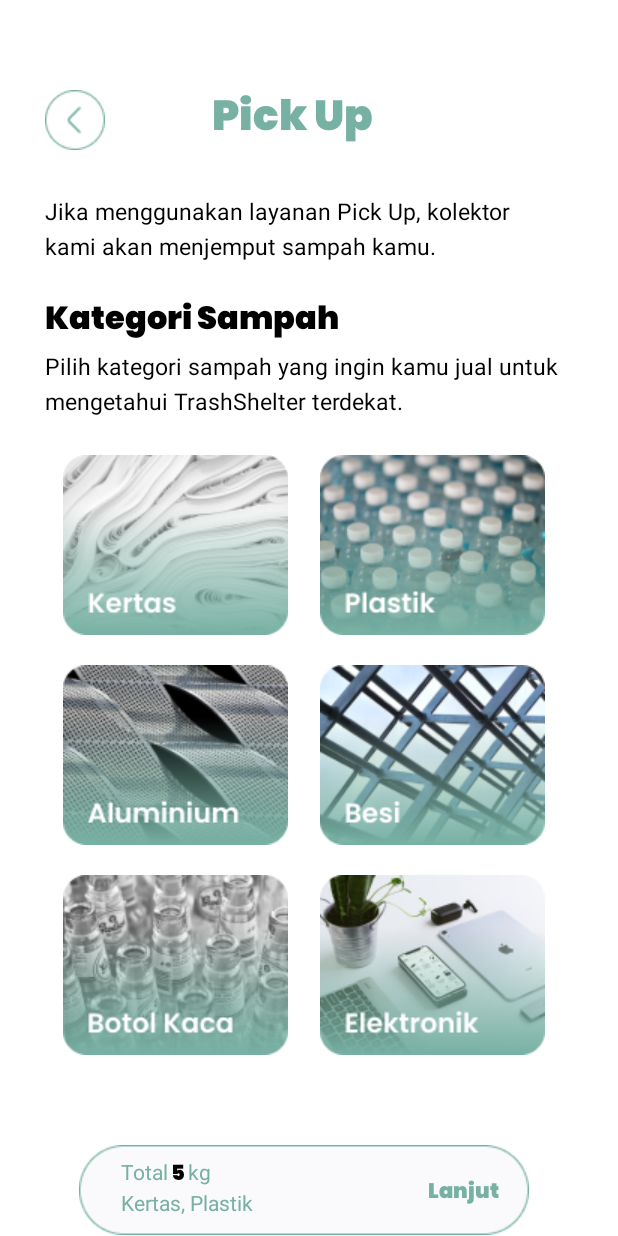
After one commit to NathanDaud123/Apl-Sampah-Internship-RAION, an Android app: the PickUp screen opened directly, with no data from a screen before it, on a phone screen of 412 x 824 dp. The commit adds this screen. Run offline under Robolectric (Android 15) with nearby library versions, the phone set to English and light mode, and no system bars.

Commit message:
tambah pick up

```diff
--- /dev/null
+++ b/app/src/main/java/user/example/sampah/PickUp.kt
@@ -0,0 +1,11 @@
+package user.example.sampah
+
+import androidx.appcompat.app.AppCompatActivity
+import android.os.Bundle
+
+class PickUp : AppCompatActivity() {
+    override fun onCreate(savedInstanceState: Bundle?) {
+        super.onCreate(savedInstanceState)
+        setContentView(R.layout.activity_pick_up)
+    }
+}
--- /dev/null
+++ b/app/src/main/java/user/example/sampah/ui/dashboard/DashboardViewModel.kt
@@ -0,0 +1,13 @@
+package user.example.sampah.ui.dashboard
+
+import androidx.lifecycle.LiveData
+import androidx.lifecycle.MutableLiveData
+import androidx.lifecycle.ViewModel
+
+class DashboardViewModel : ViewModel() {
+
+    private val _text = MutableLiveData<String>().apply {
+        value = "This is dashboard Fragment"
+    }
+    val text: LiveData<String> = _text
+}
--- /dev/null
+++ b/app/src/main/java/user/example/sampah/ui/notifications/NotificationsViewModel.kt
@@ -0,0 +1,13 @@
+package user.example.sampah.ui.notifications
+
+import androidx.lifecycle.LiveData
+import androidx.lifecycle.MutableLiveData
+import androidx.lifecycle.ViewModel
+
+class NotificationsViewModel : ViewModel() {
+
+    private val _text = MutableLiveData<String>().apply {
+        value = "This is notifications Fragment"
+    }
+    val text: LiveData<String> = _text
+}
--- a/app/src/main/res/layout/activity_home_page.xml
+++ b/app/src/main/res/layout/activity_home_page.xml
@@ -719,8 +719,6 @@
         android:layout_width="match_parent"
         android:layout_height="wrap_content"
         android:background="@drawable/navl"
-        app:itemBackground="@color/white"
-        android:layout_gravity="bottom"
         android:foregroundGravity="bottom"
         app:itemIconTint="@color/white"
         app:itemTextColor="@color/white"
--- a/app/src/main/res/layout/activity_komunitas_page.xml
+++ b/app/src/main/res/layout/activity_komunitas_page.xml
@@ -115,7 +115,7 @@
     <ScrollView
         android:id="@+id/scrollView2"
         android:layout_width="match_parent"
-        android:layout_height="wrap_content"
+        android:layout_height="0dp"
         android:layout_marginTop="25sp"
         android:layout_marginBottom="15sp"
         app:layout_constraintBottom_toTopOf="@+id/palingBawah"
@@ -124,7 +124,6 @@
         <androidx.constraintlayout.widget.ConstraintLayout
             android:layout_width="match_parent"
             android:layout_height="wrap_content"
-            android:layout_marginTop="100sp"
             android:visibility="visible"
             tools:context=".KomunitasPage"
             tools:visibility="visible">
@@ -479,7 +478,6 @@
         android:layout_width="match_parent"
         android:layout_height="wrap_content"
         android:background="@drawable/navl"
-        app:itemBackground="@color/white"
         app:itemIconTint="@color/white"
         app:itemTextColor="@color/white"
         app:layout_constraintBottom_toBottomOf="parent"
--- /dev/null
+++ b/app/src/main/res/layout/activity_pick_up.xml
@@ -0,0 +1,222 @@
+<?xml version="1.0" encoding="utf-8"?>
+<androidx.constraintlayout.widget.ConstraintLayout xmlns:android="http://schemas.android.com/apk/res/android"
+    xmlns:app="http://schemas.android.com/apk/res-auto"
+    xmlns:tools="http://schemas.android.com/tools"
+    android:layout_width="match_parent"
+    android:layout_height="match_parent"
+    tools:context=".PickUp">
+
+    <ImageView
+        android:id="@+id/back"
+        android:layout_width="wrap_content"
+        android:layout_height="wrap_content"
+        android:layout_marginStart="30dp"
+        android:layout_marginTop="60dp"
+        android:src="@drawable/back_hijau"
+        app:layout_constraintStart_toStartOf="parent"
+        app:layout_constraintBottom_toTopOf="@id/desk_awal"
+        app:layout_constraintTop_toTopOf="parent">
+    </ImageView>
+
+    <TextView
+        android:id="@+id/pick_up"
+        android:layout_width="wrap_content"
+        android:layout_height="wrap_content"
+        android:fontFamily="@font/poppins"
+        android:layout_marginBottom="25sp"
+        android:text="Pick Up"
+        android:textColor="@color/warna"
+        android:textSize="28sp"
+        app:layout_constraintBottom_toTopOf="@+id/desk_awal"
+        app:layout_constraintEnd_toEndOf="parent"
+        app:layout_constraintHorizontal_bias="0.303"
+        app:layout_constraintStart_toEndOf="@id/back"
+        app:layout_constraintTop_toTopOf="parent"
+        app:layout_constraintVertical_bias="1.0">
+
+    </TextView>
+
+    <TextView
+        android:id="@+id/desk_awal"
+        android:layout_width="345dp"
+        android:layout_height="wrap_content"
+        android:lineSpacingExtra="5sp"
+        android:layout_marginTop="30dp"
+        android:text="Jika menggunakan layanan Pick Up, kolektor kami akan menjemput sampah kamu."
+        app:layout_constraintEnd_toEndOf="parent"
+        android:textSize="15sp"
+        app:layout_constraintHorizontal_bias="0.0"
+        app:layout_constraintStart_toStartOf="@id/back"
+        android:textColor="@color/black"
+        app:layout_constraintTop_toBottomOf="@id/back" />
+
+    <TextView
+        android:id="@+id/kategori"
+        android:layout_width="wrap_content"
+        android:layout_height="wrap_content"
+        android:text="Kategori Sampah"
+        android:fontFamily="@font/poppins"
+        android:textSize="21dp"
+        android:textColor="@color/black"
+        app:layout_constraintTop_toBottomOf="@id/desk_awal"
+        app:layout_constraintStart_toStartOf="@id/desk_awal"
+        android:layout_marginTop="20sp">
+
+    </TextView>
+
+    <TextView
+        android:id="@+id/textView29"
+        android:layout_width="345dp"
+        android:layout_height="wrap_content"
+        android:lineSpacingExtra="5sp"
+        android:text="Pilih kategori sampah yang ingin kamu jual untuk mengetahui TrashShelter terdekat."
+        android:textColor="@color/black"
+        android:textSize="15sp"
+        app:layout_constraintEnd_toEndOf="@id/desk_awal"
+        app:layout_constraintStart_toStartOf="@id/kategori"
+        app:layout_constraintTop_toBottomOf="@id/kategori">
+
+    </TextView>
+
+    <ImageButton
+        android:id="@+id/kertas"
+        android:layout_width="wrap_content"
+        android:layout_height="wrap_content"
+        android:layout_marginTop="25dp"
+        android:src="@drawable/kertas"
+        app:layout_constraintBottom_toTopOf="@id/aluminium"
+        android:layout_marginEnd="10sp"
+        app:layout_constraintEnd_toStartOf="@id/plastik"
+        android:background="@color/white"
+        app:layout_constraintStart_toStartOf="@+id/textView29"
+        app:layout_constraintTop_toBottomOf="@+id/textView29" />
+
+    <ImageButton
+        android:id="@+id/plastik"
+        android:layout_width="wrap_content"
+        android:layout_height="wrap_content"
+        android:background="@color/white"
+        android:src="@drawable/plastik"
+        android:layout_marginTop="25sp"
+        app:layout_constraintBottom_toTopOf="@+id/besi"
+        app:layout_constraintEnd_toEndOf="@+id/textView29"
+        app:layout_constraintStart_toEndOf="@+id/kertas"
+        app:layout_constraintTop_toBottomOf="@+id/textView29" />
+
+    <ImageButton
+        android:id="@+id/aluminium"
+        android:layout_width="wrap_content"
+        android:layout_height="wrap_content"
+        android:layout_marginTop="20sp"
+        android:background="@color/white"
+        android:src="@drawable/aluminium"
+        app:layout_constraintEnd_toEndOf="@+id/kertas"
+        app:layout_constraintStart_toStartOf="@+id/kertas"
+        app:layout_constraintTop_toBottomOf="@+id/kertas" />
+
+    <ImageButton
+        android:id="@+id/besi"
+        android:layout_width="wrap_content"
+        android:layout_height="wrap_content"
+        android:background="@color/white"
+        android:src="@drawable/besi"
+        android:layout_marginTop="20sp"
+        app:layout_constraintBottom_toBottomOf="@+id/aluminium"
+        app:layout_constraintEnd_toEndOf="@+id/plastik"
+        app:layout_constraintStart_toStartOf="@+id/plastik"
+        app:layout_constraintTop_toBottomOf="@+id/plastik" />
+
+    <ImageButton
+        android:id="@+id/botol"
+        android:layout_width="wrap_content"
+        android:layout_height="wrap_content"
+        android:background="@color/white"
+        android:src="@drawable/botol_kaca"
+        app:layout_constraintEnd_toEndOf="@+id/aluminium"
+        android:layout_marginTop="20sp"
+        app:layout_constraintStart_toStartOf="@+id/aluminium"
+        app:layout_constraintTop_toBottomOf="@+id/aluminium" />
+
+    <ImageButton
+        android:id="@+id/elektronik"
+        android:layout_width="wrap_content"
+        android:layout_height="wrap_content"
+        android:layout_marginTop="20sp"
+        android:background="@color/white"
+        android:src="@drawable/elektronik"
+        app:layout_constraintEnd_toEndOf="@+id/besi"
+        app:layout_constraintStart_toStartOf="@+id/besi"
+        app:layout_constraintTop_toBottomOf="@+id/besi"/>
+
+    <ImageView
+        android:layout_width="wrap_content"
+        android:layout_height="wrap_content"
+        android:id="@+id/rectangle_bawah"
+        android:src="@drawable/recbawah"
+        app:layout_constraintTop_toBottomOf="@id/botol"
+        app:layout_constraintStart_toStartOf="@id/botol"
+        app:layout_constraintEnd_toEndOf="@id/elektronik"
+        android:layout_marginTop="60sp">
+
+    </ImageView>
+
+    <TextView
+        android:id="@id/total"
+        android:layout_width="wrap_content"
+        android:layout_height="wrap_content"
+        android:layout_marginStart="28dp"
+        android:layout_marginBottom="25sp"
+        android:text="Total    kg"
+        android:textColor="@color/warna"
+        app:layout_constraintBottom_toBottomOf="@+id/rectangle_bawah"
+        app:layout_constraintStart_toStartOf="@+id/rectangle_bawah"
+        app:layout_constraintTop_toTopOf="@+id/rectangle_bawah">
+
+    </TextView>
+
+    <TextView
+        android:layout_width="wrap_content"
+        android:layout_height="wrap_content"
+        android:text="Kertas, Plastik"
+        android:id="@+id/item"
+        android:layout_marginBottom="10sp"
+        android:textColor="@color/warna"
+        app:layout_constraintTop_toBottomOf="@id/total"
+        app:layout_constraintStart_toStartOf="@+id/total"
+        app:layout_constraintBottom_toBottomOf="@+id/rectangle_bawah">
+
+    </TextView>
+
+    <TextView
+        android:layout_width="wrap_content"
+        android:layout_height="wrap_content"
+        android:id="@+id/kg"
+        android:text="5"
+        app:layout_constraintTop_toTopOf="@id/total"
+        app:layout_constraintStart_toStartOf="@id/total"
+        app:layout_constraintEnd_toEndOf="@id/total"
+        android:layout_marginStart="16sp"
+        app:layout_constraintBottom_toBottomOf="@id/total"
+        android:fontFamily="@font/poppins"
+        android:textColor="@color/black"
+        android:layout_marginTop="5sp">
+
+    </TextView>
+
+    <TextView
+        android:layout_width="wrap_content"
+        android:layout_height="wrap_content"
+        app:layout_constraintEnd_toEndOf="@id/rectangle_bawah"
+        app:layout_constraintBottom_toBottomOf="@id/rectangle_bawah"
+        android:text="Lanjut"
+        app:layout_constraintTop_toTopOf="@id/rectangle_bawah"
+        android:layout_marginEnd="20sp"
+        android:textColor="@color/warna"
+        android:fontFamily="@font/poppins"
+        android:layout_marginTop="3sp">
+
+    </TextView>
+
+
+
+</androidx.constraintlayout.widget.ConstraintLayout>
--- a/app/src/main/res/values/ids.xml
+++ b/app/src/main/res/values/ids.xml
@@ -6,4 +6,5 @@
     <item name="kalimat2" type="id" />
     <item name="komen2" type="id" />
     <item name="nama5" type="id" />
+    <item name="total" type="id" />
 </resources>
--- a/app/src/main/res/values/strings.xml
+++ b/app/src/main/res/values/strings.xml
@@ -114,5 +114,6 @@
     <string name="manfaat_daur_ulang">Manfaat Daur Ulang</string>
     <string name="oleh_rivandi_pranandita_putra">Oleh Rivandi Pranandita Putra</string>
     <string name="paragraf1info">Hingga sekarang, Indonesia tampaknya masih menghadapi tantangan besar dalam hal pengelolaan sampah. Kalau kamu memperhatikan lingkungan sekitarmu, volume sampah yang dihasilkan semakin hari semakin banyak. Sialnya lagi, sebagian besar sampah yang dihasilkan merupakan sampah anorganik yang gak mudah terurai seperti plastik dan kaca.</string>
+    <string name="title_activity_pick_up">PickUp</string>
 
 </resources>
--- a/app/src/main/res/values/themes.xml
+++ b/app/src/main/res/values/themes.xml
@@ -1,6 +1,6 @@
 <resources xmlns:tools="http://schemas.android.com/tools">
     <!-- Base application theme. -->
-    <style name="Theme.Sampah" parent="Theme.MaterialComponents.DayNight.NoActionBar">
+    <style name="Theme.Sampah" parent="Theme.AppCompat.DayNight.NoActionBar">
         <!-- Primary brand color. -->
         <item name="colorPrimary">@color/warna</item>
         <item name="colorPrimaryVariant">@color/warna</item>
```
Also changed, not shown: app/src/main/AndroidManifest.xml (+6 -14 lines), app/src/main/res/drawable/aluminium.png (added), app/src/main/res/drawable/back_hijau.png (added), app/src/main/res/drawable/besi.png (added), app/src/main/res/drawable/botol_kaca.png (added), app/src/main/res/drawable/elektronik.png (added), app/src/main/res/drawable/kertas.png (added), app/src/main/res/drawable/plastik.png (added), app/src/main/res/drawable/recbawah.png (added).
